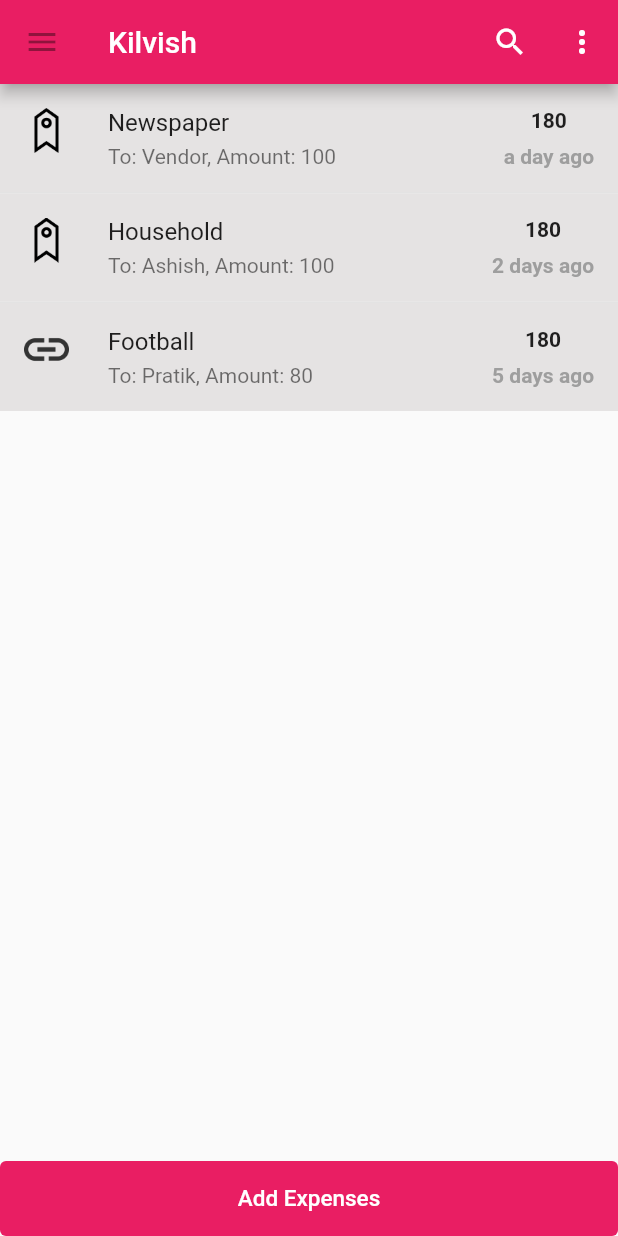
After one commit to tamraj-kilvish/kilvish, a Flutter app: the HomePage screen opened directly, on a phone screen of 412 x 824 dp. The commit adds this screen. Run offline on Flutter 3.47's test engine with Material 2 defaults, Android fonts, the phone set to English and light mode, and no system bars; our stand-ins replace jiffy.

Commit message:
Home screen (#11)
* home screen completed

* home screen enhancements

Co-authored-by: pocha <grandmastrgogo@gmail.com>
Co-authored-by: Pratik Aswani <pratikaswani9333@gmail.com>

```diff
--- /dev/null
+++ b/lib/common_widgets.dart
@@ -0,0 +1,28 @@
+import 'package:flutter/material.dart';
+
+Widget appBarMenu(Function()? onPressedAction) {
+  return IconButton(
+    icon: const Icon(Icons.menu),
+    onPressed: onPressedAction,
+  );
+}
+
+Widget appBarSearch(Function()? onPressedAction) {
+  return IconButton(
+    icon: const Icon(
+      Icons.search,
+      color: Colors.white,
+    ),
+    onPressed: onPressedAction,
+  );
+}
+
+Widget appBarRightMenu(Function()? onPressedAction) {
+  return IconButton(
+    icon: const Icon(
+      Icons.more_vert,
+      color: Colors.white,
+    ),
+    onPressed: onPressedAction,
+  );
+}
--- a/lib/constants.dart
+++ b/lib/constants.dart
@@ -5,3 +5,5 @@ const TextStyle textStylePrimaryColor = TextStyle(color: primaryColor);
 
 const MaterialColor inactiveColor = Colors.grey;
 const TextStyle textStyleInactive = TextStyle(color: inactiveColor);
+
+const Color tileBackgroundColor = Color.fromARGB(255, 229, 227, 227);
--- /dev/null
+++ b/lib/home.dart
@@ -0,0 +1,166 @@
+import 'package:flutter/material.dart';
+import 'package:jiffy/jiffy.dart';
+import 'constants.dart';
+import 'common_widgets.dart';
+
+class HomePage extends StatefulWidget {
+  const HomePage({Key? key, required this.title}) : super(key: key);
+
+  final String title;
+
+  @override
+  State<HomePage> createState() => _HomePageState();
+}
+
+enum HomePageItemType { tag, url }
+
+class HomePageItem {
+  final String title;
+  final String lastTransactionActor;
+  final num lastTransactionAmount;
+  final DateTime lastTransactionDate;
+  final num balance;
+  final HomePageItemType type;
+
+  const HomePageItem(
+      {required this.title,
+      required this.lastTransactionActor,
+      required this.lastTransactionAmount,
+      required this.lastTransactionDate,
+      required this.balance,
+      required this.type});
+}
+
+class _HomePageState extends State<HomePage> {
+  late List<HomePageItem> _homePageItems;
+
+  @override
+  void initState() {
+    super.initState();
+    // TODO - subscribe to changes/updates
+    // TODO - build list of HomePageItems from local DB
+    /* pseudo code
+    List<HomePageItem> homePageItems = [];
+    for (expense in most_recent_expenses()) { //
+      name,type = get_type(expense); // type could be tag or url, name is tag/url name
+      homePageItems.add (
+        HomePageItem(
+          title: name,
+          lastTransactionActor: get_actor(expense)
+          lastTransactionAmount: get_amount(expense)
+          lastTransactionDate: get_date(expense)
+          balance: get_balance_from_tag_or_url(name)
+        )
+      );
+    }*/
+    _homePageItems = [
+      HomePageItem(
+          title: "Newspaper",
+          lastTransactionActor: "Vendor",
+          lastTransactionAmount: 100,
+          lastTransactionDate: DateTime.now().subtract(const Duration(days: 1)),
+          balance: 180,
+          type: HomePageItemType.tag),
+      HomePageItem(
+          title: "Household",
+          lastTransactionActor: "Ashish",
+          lastTransactionAmount: 100,
+          lastTransactionDate: DateTime.now().subtract(const Duration(days: 2)),
+          balance: 180,
+          type: HomePageItemType.tag),
+      HomePageItem(
+          title: "Football",
+          lastTransactionActor: "Pratik",
+          lastTransactionAmount: 80,
+          lastTransactionDate: DateTime.now().subtract(const Duration(days: 5)),
+          balance: 180,
+          type: HomePageItemType.url),
+    ];
+  }
+
+  @override
+  void dispose() {
+    //TODO - dispose the subscription to changes
+    super.dispose();
+  }
+
+  @override
+  Widget build(BuildContext context) {
+    return Scaffold(
+        appBar: AppBar(
+          leading: appBarMenu(null),
+          title: const Text('Kilvish'),
+          actions: <Widget>[
+            appBarSearch(null),
+            appBarRightMenu(null),
+          ],
+        ),
+        body: Column(
+          children: [
+            Expanded(
+              child: ListView.separated(
+                separatorBuilder: (context, index) {
+                  return const Divider(height: 1);
+                },
+                itemCount: _homePageItems.length,
+                itemBuilder: (context, index) {
+                  return ListTile(
+                    tileColor: tileBackgroundColor,
+                    leading: renderImage(_homePageItems[index].type),
+                    onTap: () {},
+                    title: Container(
+                      margin: const EdgeInsets.only(bottom: 5),
+                      child: Text(_homePageItems[index].title),
+                    ),
+                    subtitle: Text(
+                        "To: ${_homePageItems[index].lastTransactionActor}, Amount: ${_homePageItems[index].lastTransactionAmount}"),
+                    trailing: Column(
+                        mainAxisAlignment: MainAxisAlignment.spaceEvenly,
+                        children: [
+                          Text(
+                            "${_homePageItems[index].balance}",
+                            style: const TextStyle(
+                                fontSize: 14.0, fontWeight: FontWeight.bold),
+                          ),
+                          Text(
+                            relativeTimeFromNow(
+                                _homePageItems[index].lastTransactionDate),
+                            style: const TextStyle(
+                                fontSize: 14.0,
+                                color: Colors.grey,
+                                fontWeight: FontWeight.bold),
+                          ),
+                        ]),
+                  );
+                },
+              ),
+            ),
+            Row(children: [
+              Expanded(
+                child: TextButton(
+                  onPressed: () => {},
+                  style: TextButton.styleFrom(
+                      backgroundColor: primaryColor,
+                      minimumSize: const Size.fromHeight(50)),
+                  child: const Text('Add Expenses',
+                      style: TextStyle(color: Colors.white, fontSize: 15)),
+                ),
+              ),
+            ]),
+          ],
+        ));
+  }
+
+  String relativeTimeFromNow(DateTime d) {
+    return Jiffy(d).fromNow();
+  }
+
+  Image renderImage(HomePageItemType type) {
+    return Image.asset(
+      (type == HomePageItemType.tag) ? 'images/tag.png' : 'images/link.png',
+      width: 30,
+      height: 30,
+      fit: BoxFit.fitWidth,
+    );
+  }
+}
--- a/lib/signup.dart
+++ b/lib/signup.dart
@@ -1,5 +1,6 @@
 import 'package:flutter/material.dart';
 import 'constants.dart';
+import 'home.dart';
 
 class SignUpPage extends StatefulWidget {
   const SignUpPage({Key? key}) : super(key: key);
@@ -36,21 +37,22 @@ class SignUpPageState extends State<SignUpPage> {
   Widget build(BuildContext context) {
     return Scaffold(
       body: Container(
-        padding: const EdgeInsets.all(50),
         child: ListView(
+          padding:
+              const EdgeInsets.only(top: 50, left: 50, right: 50, bottom: 50),
           children: <Widget>[
             Center(
               child: Column(
                 children: [
+                  //Top Image
                   Image.asset(
-                    //Top Image
                     'images/kilvish.png',
                     width: 100,
                     height: 100,
                     fit: BoxFit.fitWidth,
                   ),
+                  //TagLine
                   FittedBox(
-                    //TagLine
                     fit: BoxFit.fitWidth,
                     child: Container(
                       margin: const EdgeInsets.only(top: 10),
@@ -59,8 +61,8 @@ class SignUpPageState extends State<SignUpPage> {
                               TextStyle(fontSize: 50.0, color: inactiveColor)),
                     ),
                   ),
+                  //Sub tagline
                   FittedBox(
-                    //Sub tagline
                     fit: BoxFit.fitWidth,
                     child: Container(
                       margin: const EdgeInsets.only(top: 30),
@@ -103,7 +105,14 @@ class SignUpPageState extends State<SignUpPage> {
               hint: "crime-master-gogo",
               isActive: _stepNumber == 3,
               isOperationAllowedButNotActive: _stepNumber > 3,
-              buttonClickHandler: () => allowFormSubmission(3),
+              buttonClickHandler: () => {
+                Navigator.push(
+                  context,
+                  MaterialPageRoute(builder: (context) {
+                    return const HomePage(title: 'Home Screen');
+                  }),
+                )
+              },
               textFocus: textFocus,
             ),
           ],
--- a/pubspec.yaml
+++ b/pubspec.yaml
@@ -1,5 +1,5 @@
 name: kilvish
-description: A new Flutter project.
+description: App for managing all your finance at a single place.
 
 # The following line prevents the package from being accidentally published to
 # pub.dev using `flutter pub publish`. This is preferred for private packages.
@@ -33,6 +33,7 @@ dependencies:
   # The following adds the Cupertino Icons font to your application.
   # Use with the CupertinoIcons class for iOS style icons.
   cupertino_icons: ^1.0.2
+  jiffy: ^5.0.0
 
 dev_dependencies:
   flutter_test:
@@ -58,6 +59,8 @@ flutter:
   # To add assets to your application, add an assets section, like this:
   assets:
     - images/kilvish.png
+    - images/link.png
+    - images/tag.png
   #   - images/a_dot_ham.jpeg
 
   # An image asset can refer to one or more resolution-specific "variants", see
```
Also changed, not shown: images/link.png (added), images/tag.png (added), pubspec.lock, 3 other files.
